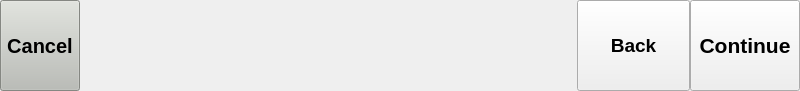
The window that gui/selftest/selftestbar.ui (fmselab/mvm-gui) describes before a commit, drawn with Qt 5.
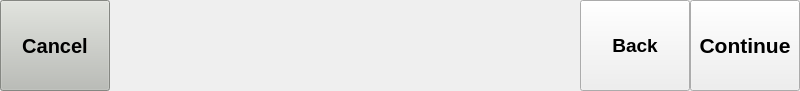
The same window after the commit.

Commit message: uniform the button sizes

Patch:
```diff
--- a/gui/selftest/selftestbar.ui
+++ b/gui/selftest/selftestbar.ui
@@ -37,9 +37,15 @@
        <verstretch>0</verstretch>
       </sizepolicy>
      </property>
+     <property name="minimumSize">
+      <size>
+       <width>110</width>
+       <height>0</height>
+      </size>
+     </property>
      <property name="maximumSize">
       <size>
-       <width>114</width>
+       <width>133</width>
        <height>16777215</height>
       </size>
      </property>
@@ -181,6 +187,15 @@
           </color>
          </brush>
         </colorrole>
+        <colorrole role="PlaceholderText">
+         <brush brushstyle="NoBrush">
+          <color alpha="128">
+           <red>0</red>
+           <green>0</green>
+           <blue>0</blue>
+          </color>
+         </brush>
+        </colorrole>
        </active>
        <inactive>
         <colorrole role="WindowText">
@@ -318,6 +333,15 @@
           </color>
          </brush>
         </colorrole>
+        <colorrole role="PlaceholderText">
+         <brush brushstyle="NoBrush">
+          <color alpha="128">
+           <red>0</red>
+           <green>0</green>
+           <blue>0</blue>
+          </color>
+         </brush>
+        </colorrole>
        </inactive>
        <disabled>
         <colorrole role="WindowText">
@@ -455,6 +479,15 @@
           </color>
          </brush>
         </colorrole>
+        <colorrole role="PlaceholderText">
+         <brush brushstyle="NoBrush">
+          <color alpha="128">
+           <red>0</red>
+           <green>0</green>
+           <blue>0</blue>
+          </color>
+         </brush>
+        </colorrole>
        </disabled>
       </palette>
      </property>
@@ -493,7 +526,7 @@
      </property>
      <property name="minimumSize">
       <size>
-       <width>113</width>
+       <width>110</width>
        <height>0</height>
       </size>
      </property>
```
